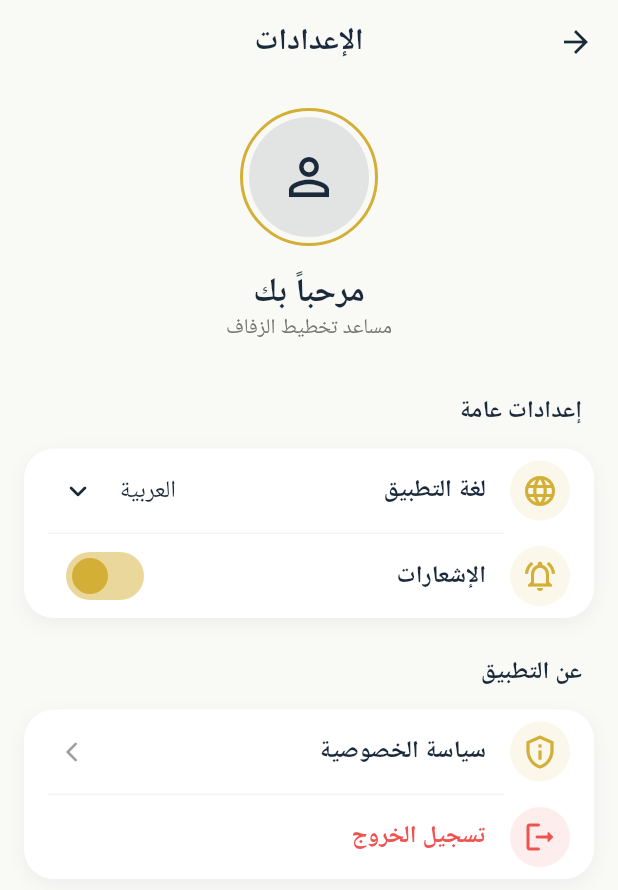
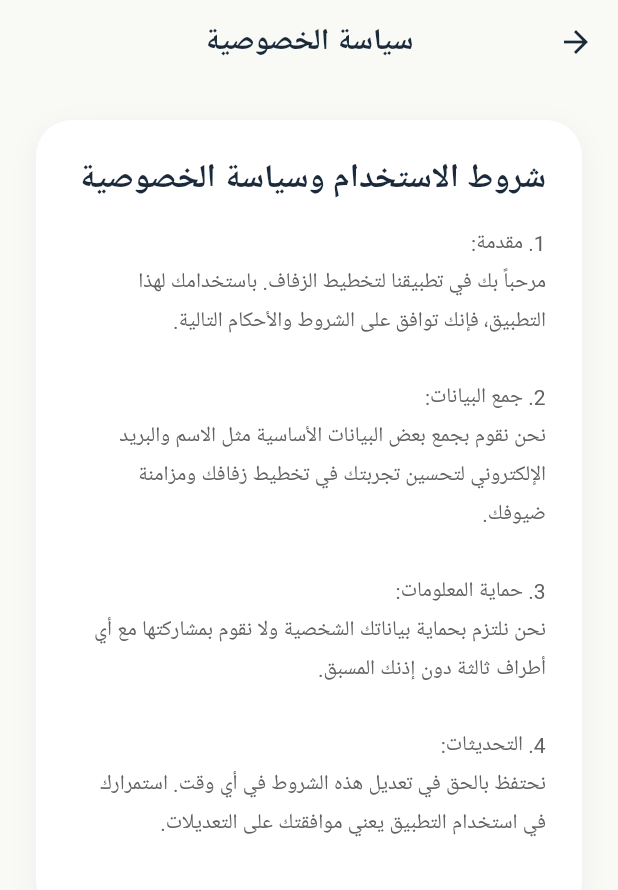
Before and after one commit to anas56u/Wedding-Planner, a Flutter app: the SettingsScreen screen opened directly, after a tap on "سياسة الخصوصية", on a phone screen of 412 x 824 dp. Shown: the top 890 px of the screen. Run offline on Flutter 3.47's test engine with Material 3 defaults, Android fonts, the phone set to English and light mode, and no system bars; our stand-ins replace dartz, easy_localization, firebase_auth, firebase_core, get_it, google_fonts and 4 more; accounts and stored records are empty; Roboto replaces fonts that are missing (Cairo).

Commit message:
commit 2

```diff
--- a/lib/features/auth/data/datasources/auth_local_data_source.dart
+++ b/lib/features/auth/data/datasources/auth_local_data_source.dart
@@ -18,9 +18,9 @@ class AuthLocalDataSourceImpl implements AuthLocalDataSource {
   AuthLocalDataSourceImpl({required this.sharedPreferences});
 
   @override
-  Future<void> cacheUser(UserModel userToCache) {
+  Future<void> cacheUser(UserModel userToCache) async {
     final jsonString = json.encode(userToCache.toJson());
-    return sharedPreferences.setString(CACHED_USER_KEY, jsonString);
+    await sharedPreferences.setString(CACHED_USER_KEY, jsonString);
   }
 
   @override
--- a/lib/features/auth/data/datasources/auth_remote_data_source.dart
+++ b/lib/features/auth/data/datasources/auth_remote_data_source.dart
@@ -6,11 +6,14 @@ abstract class AuthRemoteDataSource {
   Future<UserModel> signUp(String email, String password);
   Future<void> sendEmailVerification();
   Future<void> logout();
+  User? get currentUser;
 }
 @LazySingleton(as: AuthRemoteDataSource)
 
 class AuthRemoteDataSourceImpl implements AuthRemoteDataSource {
   final FirebaseAuth firebaseAuth;
+  @override
+  User? get currentUser => firebaseAuth.currentUser;
 
   AuthRemoteDataSourceImpl({required this.firebaseAuth});
 
--- a/lib/features/auth/presentation/screens/login_screen.dart
+++ b/lib/features/auth/presentation/screens/login_screen.dart
@@ -189,7 +189,6 @@ class _LoginScreenState extends State<LoginScreen> {
                       // زر نسيت كلمة المرور الأصلي
                       TextButton(
                         onPressed: () {
-                          // TODO: الانتقال لشاشة استعادة كلمة المرور
                         },
                         child: Text(
                           'هل نسيت كلمة المرور؟',
@@ -204,12 +203,10 @@ class _LoginScreenState extends State<LoginScreen> {
                   const SizedBox(height: 24),
                   const SizedBox(height: 24),
 
-                  // --- 5. زر تسجيل الدخول الرئيسي ---
                   SizedBox(
                     height: 56, // ارتفاع ثابت يعطي فخامة للزر
                     child: ElevatedButton(
                       onPressed: authProvider.isLoading ? null : _handleLogin,
-                      // التصميم (الشكل واللون) مأخوذ تلقائياً من AppTheme
                       child: authProvider.isLoading
                           ? const CircularProgressIndicator(color: Colors.white)
                           : const Text('تسجيل الدخول'),
--- /dev/null
+++ b/lib/features/dashboard/presentation/pages/privacy_policy_screen.dart
@@ -0,0 +1,67 @@
+import 'package:easy_localization/easy_localization.dart';
+import 'package:flutter/material.dart';
+
+class PrivacyPolicyScreen extends StatelessWidget {
+  const PrivacyPolicyScreen({super.key});
+
+  @override
+  Widget build(BuildContext context) {
+    final theme = Theme.of(context);
+
+    return Scaffold(
+      backgroundColor: theme.scaffoldBackgroundColor,
+      appBar: AppBar(
+        title: Text('settings.privacy_policy'.tr()), // سيأخذ الترجمة الموجودة عندك
+      ),
+      body: SingleChildScrollView(
+        padding: const EdgeInsets.all(24.0),
+        child: Container(
+          padding: const EdgeInsets.all(24.0),
+          decoration: BoxDecoration(
+            color: theme.cardTheme.color, // لون الكارد من الثيم
+            borderRadius: BorderRadius.circular(24),
+            boxShadow: [
+              BoxShadow(
+                color: theme.colorScheme.primary.withOpacity(0.05),
+                blurRadius: 15,
+                offset: const Offset(0, 5),
+              ),
+            ],
+          ),
+          child: Column(
+            crossAxisAlignment: CrossAxisAlignment.start,
+            children: [
+              Text(
+                'شروط الاستخدام وسياسة الخصوصية',
+                style: theme.textTheme.titleLarge?.copyWith(
+                  fontWeight: FontWeight.bold,
+                  color: theme.colorScheme.primary,
+                ),
+              ),
+              const SizedBox(height: 16),
+              Text(
+                '''
+1. مقدمة:
+مرحباً بك في تطبيقنا لتخطيط الزفاف. باستخدامك لهذا التطبيق، فإنك توافق على الشروط والأحكام التالية.
+
+2. جمع البيانات:
+نحن نقوم بجمع بعض البيانات الأساسية مثل الاسم والبريد الإلكتروني لتحسين تجربتك في تخطيط زفافك ومزامنة ضيوفك.
+
+3. حماية المعلومات:
+نحن نلتزم بحماية بياناتك الشخصية ولا نقوم بمشاركتها مع أي أطراف ثالثة دون إذنك المسبق.
+
+4. التحديثات:
+نحتفظ بالحق في تعديل هذه الشروط في أي وقت. استمرارك في استخدام التطبيق يعني موافقتك على التعديلات.
+                ''', // يمكنك تعديل هذا النص لاحقاً أو ربطه بـ easy_localization
+                style: theme.textTheme.bodyMedium?.copyWith(
+                  color: Colors.grey.shade700,
+                  height: 1.8, // تباعد الأسطر لسهولة القراءة
+                ),
+              ),
+            ],
+          ),
+        ),
+      ),
+    );
+  }
+}
```
Also changed, not shown: lib/features/auth/data/repositories/auth_repository_impl.dart (+10 -6 lines), lib/features/dashboard/presentation/pages/settings_screen.dart (+73 -5 lines).
